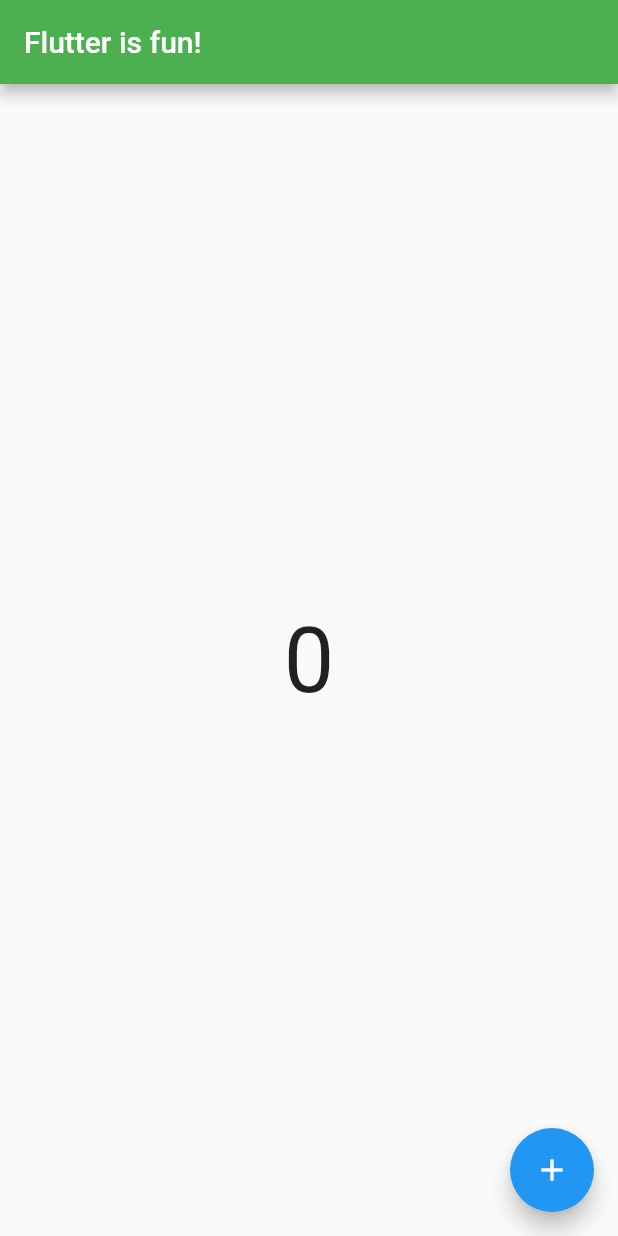
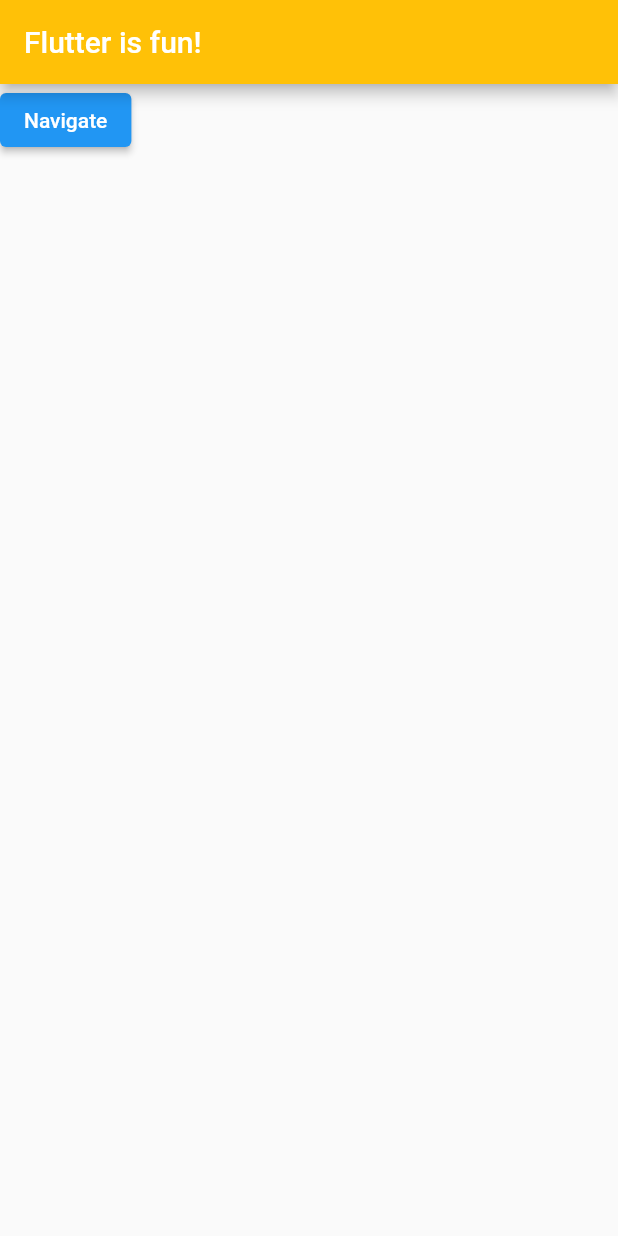
Before and after one commit to gTambo/flutter-starter, a Flutter app: the screen it shows after launch, on a phone screen of 412 x 824 dp. Run offline on Flutter 3.47's test engine with Material 2 defaults, Android fonts, the phone set to English and light mode, and no system bars.

```diff
--- a/lib/main.dart
+++ b/lib/main.dart
@@ -6,7 +6,50 @@ import 'package:flutter/material.dart';
 // }
 
 void main() {
-  runApp(const MyApp());
+  runApp(const MaterialApp(
+    title: 'Navigation Basics',
+    home: HomeScreen(),
+  ));
+}
+
+class HomeScreen extends StatelessWidget {
+  const HomeScreen({
+    Key? key,
+  }) : super(key: key);
+
+  @override
+  Widget build(BuildContext context) {
+    return Scaffold(
+      appBar: AppBar(
+        backgroundColor: Colors.amber,
+        title: const Text('Flutter is fun!'),
+      ),
+      body: ElevatedButton(
+        child: const Text('Navigate'),
+        onPressed: () {
+          Navigator.push(
+            context,
+            MaterialPageRoute(
+              builder: (_) => const AboutScreen(),
+            ),
+          );
+        },
+      ),
+    );
+  }
+}
+
+class AboutScreen extends StatelessWidget {
+  const AboutScreen({super.key});
+
+  @override
+  Widget build(BuildContext context) {
+    return Scaffold(
+      appBar: AppBar(
+        title: const Text('about'),
+      ),
+    );
+  }
 }
 
 class MyApp extends StatefulWidget {
```
